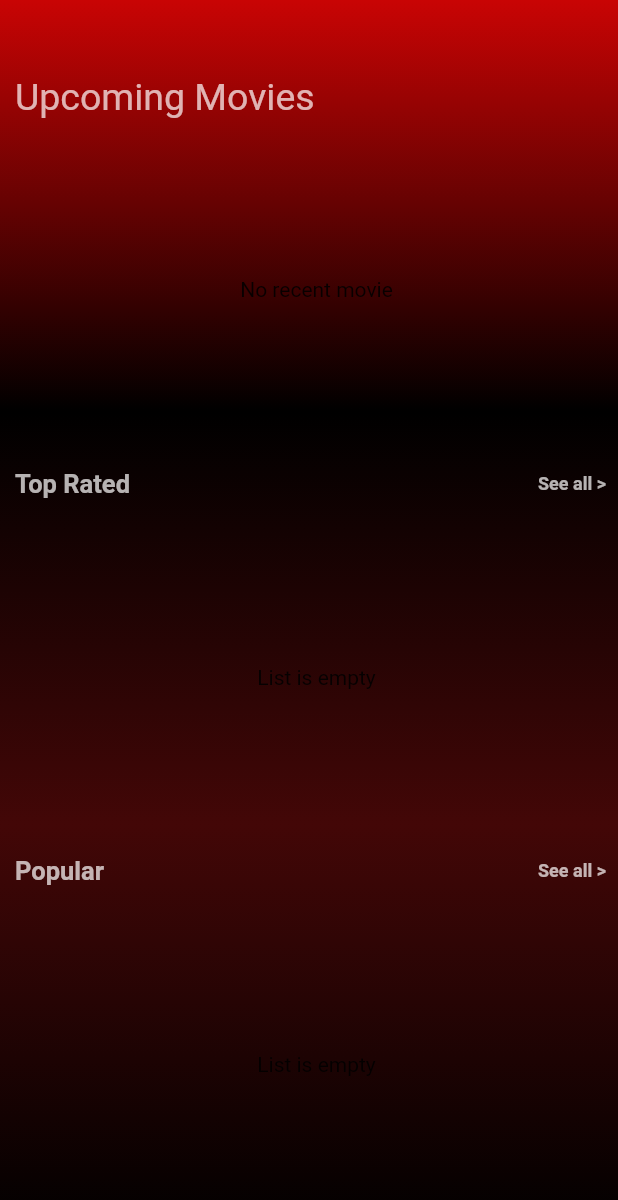
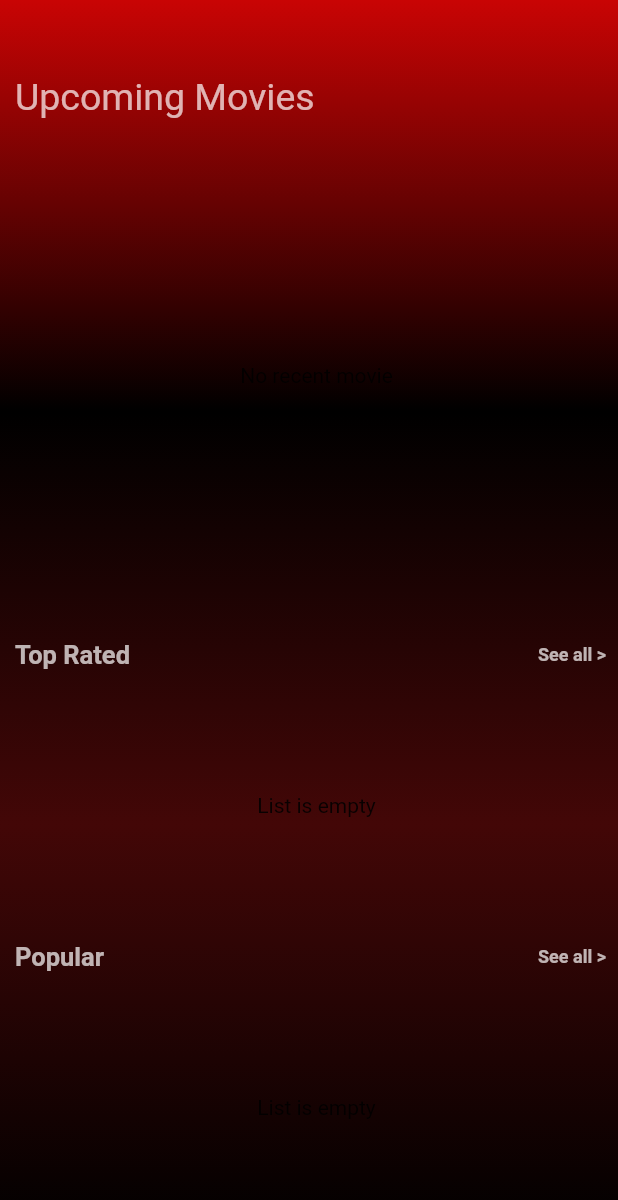
Before and after one commit to Cindy-dev/movie_app, a Flutter app: the screen it shows after launch, on a phone screen of 412 x 824 dp. Shown: the top 1200 px of the screen. Run offline on Flutter 3.47's test engine with Material 2 defaults, Android fonts, the phone set to English and light mode, and no system bars; our stand-ins replace dio, flutter_riverpod, hooks_riverpod, logger; network calls fail.

Commit message:
screen fix

```diff
--- a/lib/presentation/screens/home_screen.dart
+++ b/lib/presentation/screens/home_screen.dart
@@ -58,6 +58,7 @@ class _HomeScreenState extends ConsumerState<HomeScreen> {
               ),
             ),
             Expanded(
+              flex: 2,
               child: Center(
                 child: Consumer(builder: (context, ref, child) {
                   final result = ref.watch(upComingMovieNotifierProvider);
@@ -69,8 +70,7 @@ class _HomeScreenState extends ConsumerState<HomeScreen> {
                       color: Color.fromRGBO(201, 4, 4, 1),
                     ));
                   } else if (result is UpComingMovieLoaded) {
-                    return Flexible(
-                      child: ListView.builder(
+                    return ListView.builder(
                         scrollDirection: Axis.horizontal,
                         itemCount: result.upComingMovieModel.results.length,
                         itemBuilder: (context, i) {
@@ -86,8 +86,7 @@ class _HomeScreenState extends ConsumerState<HomeScreen> {
                                       image: NetworkImage(
                                           'http://image.tmdb.org/t/p/w500/${result.upComingMovieModel.results[i].posterPath.toString()}'),
                                       fit: BoxFit.cover)));
-                          }),
-                    );
+                        });
                   }
                   return Text('No recent movie');
                 }),
@@ -148,7 +147,9 @@ class _HomeScreenState extends ConsumerState<HomeScreen> {
                                       color: Colors.white,
                                       image: DecorationImage(
                                           image: NetworkImage(
-                                              'http://image.tmdb.org/t/p/w500/${result.topRatedMovieModel.results[i].posterPath.toString()}'))));
+                                            'http://image.tmdb.org/t/p/w500/${result.topRatedMovieModel.results[i].posterPath.toString()}',
+                                          ),
+                                          fit: BoxFit.cover)));
                             }));
                   }
                   return Text('List is empty');
@@ -210,7 +211,9 @@ class _HomeScreenState extends ConsumerState<HomeScreen> {
                                       color: Colors.white,
                                       image: DecorationImage(
                                         image: NetworkImage(
-                                              'http://image.tmdb.org/t/p/w500/${result.popularMovieModel.results[i].posterPath.toString()}'))));
+                                            'http://image.tmdb.org/t/p/w500/${result.popularMovieModel.results[i].posterPath.toString()}'),
+                                        fit: BoxFit.cover,
+                                      )));
                             }));
                   }
                   return Text('List is empty');
```
Lines whose indentation alone changed are shown as unchanged.
